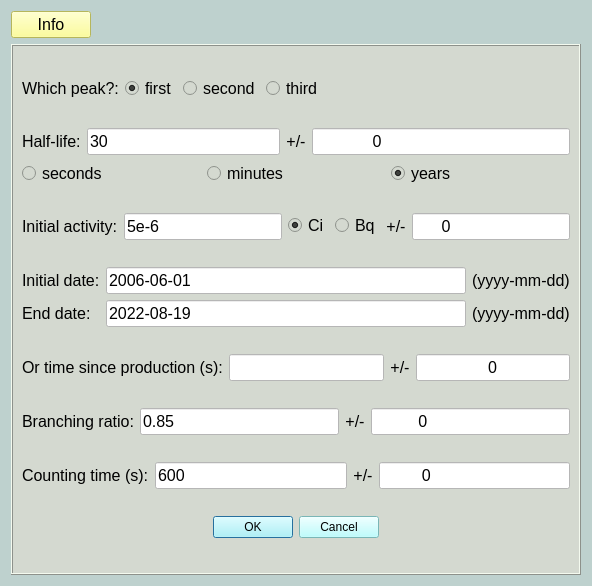
Above: wara/ui/win_eff.ui from NASA-Planetary-Science/wara before the change. Below: the same form after it.
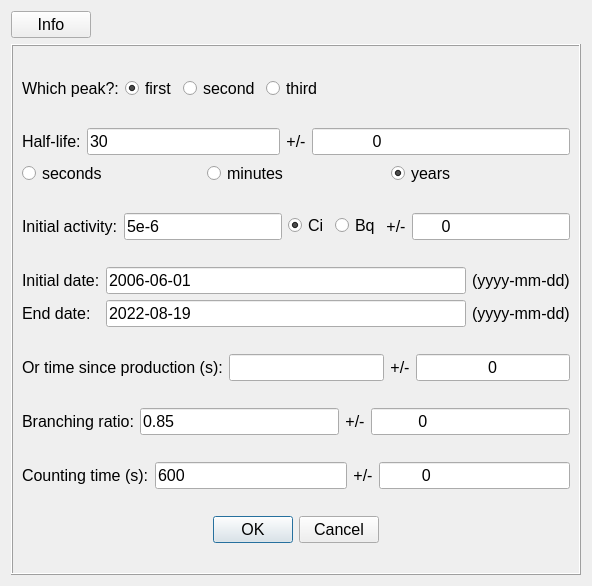
That is the form after the change.

Commit message: Add dark color theme to GUI display

The edit to the form file:
```diff
--- a/wara/ui/win_eff.ui
+++ b/wara/ui/win_eff.ui
@@ -13,9 +13,6 @@
   <property name="windowTitle">
    <string>Dialog</string>
   </property>
-  <property name="styleSheet">
-   <string notr="true">background-color: rgb(190, 209, 206);</string>
-  </property>
   <layout class="QGridLayout" name="gridLayout_9">
    <item row="0" column="0">
     <widget class="QPushButton" name="pushButton">
@@ -24,9 +21,6 @@
        <pointsize>12</pointsize>
       </font>
      </property>
-     <property name="styleSheet">
-      <string notr="true">background-color: rgb(255, 255, 127);</string>
-     </property>
      <property name="text">
       <string>Info</string>
      </property>
@@ -52,9 +46,6 @@
        <pointsize>20</pointsize>
       </font>
      </property>
-     <property name="styleSheet">
-      <string notr="true">background-color: rgb(212, 217, 208);</string>
-     </property>
      <property name="frameShape">
       <enum>QFrame::Box</enum>
      </property>
@@ -168,9 +159,6 @@
                 <pointsize>12</pointsize>
                </font>
               </property>
-              <property name="styleSheet">
-               <string notr="true">background-color: rgb(255, 255, 255);</string>
-              </property>
               <property name="text">
                <string>30</string>
               </property>
@@ -197,9 +185,6 @@
               <pointsize>12</pointsize>
              </font>
             </property>
-            <property name="styleSheet">
-             <string notr="true">background-color: rgb(255, 255, 255);</string>
-            </property>
             <property name="text">
              <string>             0</string>
             </property>
@@ -294,9 +279,6 @@
             <pointsize>12</pointsize>
            </font>
           </property>
-          <property name="styleSheet">
-           <string notr="true">background-color: rgb(255, 255, 255);</string>
-          </property>
           <property name="text">
            <string>5e-6</string>
           </property>
@@ -364,9 +346,6 @@
             <pointsize>12</pointsize>
            </font>
           </property>
-          <property name="styleSheet">
-           <string notr="true">background-color: rgb(255, 255, 255);</string>
-          </property>
           <property name="text">
            <string>      0</string>
           </property>
@@ -419,9 +398,6 @@
             <pointsize>12</pointsize>
            </font>
           </property>
-          <property name="styleSheet">
-           <string notr="true">background-color: rgb(255, 255, 255);</string>
-          </property>
           <property name="text">
            <string>2006-06-01</string>
           </property>
@@ -446,9 +422,6 @@
             <pointsize>12</pointsize>
            </font>
           </property>
-          <property name="styleSheet">
-           <string notr="true">background-color: rgb(255, 255, 255);</string>
-          </property>
           <property name="text">
            <string>2022-08-19</string>
           </property>
@@ -465,9 +438,6 @@
             <pointsize>12</pointsize>
            </font>
           </property>
-          <property name="styleSheet">
-           <string notr="true">background-color: rgb(255, 255, 255);</string>
-          </property>
           <property name="text">
            <string>0</string>
           </property>
@@ -495,9 +465,6 @@
             <pointsize>12</pointsize>
            </font>
           </property>
-          <property name="styleSheet">
-           <string notr="true">background-color: rgb(255, 255, 255);</string>
-          </property>
          </widget>
         </item>
         <item row="0" column="0">
@@ -535,9 +502,6 @@
             <pointsize>12</pointsize>
            </font>
           </property>
-          <property name="styleSheet">
-           <string notr="true">background-color: rgb(255, 255, 255);</string>
-          </property>
           <property name="text">
            <string>0.85</string>
           </property>
@@ -562,9 +526,6 @@
             <pointsize>12</pointsize>
            </font>
           </property>
-          <property name="styleSheet">
-           <string notr="true">background-color: rgb(255, 255, 255);</string>
-          </property>
           <property name="text">
            <string>          0</string>
           </property>
@@ -593,9 +554,6 @@
             <pointsize>12</pointsize>
            </font>
           </property>
-          <property name="styleSheet">
-           <string notr="true">background-color: rgb(255, 255, 255);</string>
-          </property>
           <property name="text">
            <string>600</string>
           </property>
@@ -620,9 +578,6 @@
             <pointsize>12</pointsize>
            </font>
           </property>
-          <property name="styleSheet">
-           <string notr="true">background-color: rgb(255, 255, 255);</string>
-          </property>
           <property name="text">
            <string>         0</string>
           </property>
@@ -641,10 +596,6 @@
           <bold>false</bold>
          </font>
         </property>
-        <property name="styleSheet">
-         <string notr="true">background-color: rgb(170, 255, 255);
-font: 75 12pt &quot;MS Shell Dlg 2&quot;;</string>
-        </property>
         <property name="orientation">
          <enum>Qt::Horizontal</enum>
         </property>
```
The commit also changes 28 other files.
